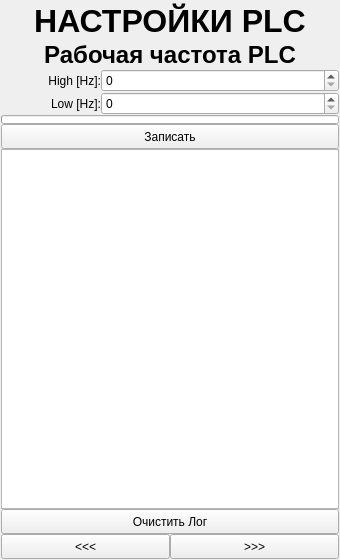
First picture: the form in ANDROID_FORMS/plc_settings_form.ui, repository DavidSiegman/PLC_RF_Configurator, before the edit.
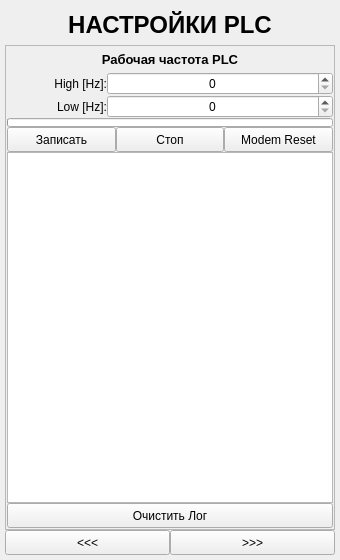
Second picture: the form after the edit.

Commit message: 11.11.2018 21:49: SI4432 Config Class and SI4432 form was fixed

Patch:
```diff
--- a/ANDROID_FORMS/plc_settings_form.ui
+++ b/ANDROID_FORMS/plc_settings_form.ui
@@ -13,21 +13,21 @@
   <property name="windowTitle">
    <string>Form</string>
   </property>
-  <layout class="QVBoxLayout" name="verticalLayout">
+  <layout class="QVBoxLayout" name="verticalLayout_2">
    <property name="spacing">
     <number>0</number>
    </property>
    <property name="leftMargin">
-    <number>1</number>
+    <number>5</number>
    </property>
    <property name="topMargin">
-    <number>1</number>
+    <number>5</number>
    </property>
    <property name="rightMargin">
-    <number>1</number>
+    <number>5</number>
    </property>
    <property name="bottomMargin">
-    <number>1</number>
+    <number>5</number>
    </property>
    <item>
     <widget class="QLabel" name="label_2">
@@ -45,7 +45,8 @@
      </property>
      <property name="font">
       <font>
-       <pointsize>24</pointsize>
+       <family>Microsoft YaHei UI</family>
+       <pointsize>18</pointsize>
        <weight>75</weight>
        <bold>true</bold>
       </font>
@@ -59,6 +60,39 @@
     </widget>
    </item>
    <item>
+    <widget class="QScrollArea" name="scrollArea">
+     <property name="horizontalScrollBarPolicy">
+      <enum>Qt::ScrollBarAlwaysOff</enum>
+     </property>
+     <property name="widgetResizable">
+      <bool>true</bool>
+     </property>
+     <widget class="QWidget" name="scrollAreaWidgetContents">
+      <property name="geometry">
+       <rect>
+        <x>0</x>
+        <y>0</y>
+        <width>328</width>
+        <height>481</height>
+       </rect>
+      </property>
+      <layout class="QVBoxLayout" name="verticalLayout">
+       <property name="spacing">
+        <number>0</number>
+       </property>
+       <property name="leftMargin">
+        <number>1</number>
+       </property>
+       <property name="topMargin">
+        <number>1</number>
+       </property>
+       <property name="rightMargin">
+        <number>1</number>
+       </property>
+       <property name="bottomMargin">
+        <number>1</number>
+       </property>
+       <item>
     <widget class="QLabel" name="label_58">
      <property name="sizePolicy">
       <sizepolicy hsizetype="Minimum" vsizetype="Minimum">
@@ -80,7 +114,8 @@
      </property>
      <property name="font">
       <font>
-       <pointsize>18</pointsize>
+           <family>Microsoft YaHei UI</family>
+           <pointsize>10</pointsize>
        <weight>75</weight>
        <bold>true</bold>
       </font>
@@ -118,6 +153,11 @@
          <height>16777215</height>
         </size>
        </property>
+           <property name="font">
+            <font>
+             <family>Microsoft YaHei UI</family>
+            </font>
+           </property>
        <property name="text">
         <string>High [Hz]:</string>
        </property>
@@ -146,6 +186,14 @@
          <height>16777215</height>
         </size>
        </property>
+           <property name="font">
+            <font>
+             <family>Microsoft YaHei UI</family>
+            </font>
+           </property>
+           <property name="alignment">
+            <set>Qt::AlignCenter</set>
+           </property>
        <property name="maximum">
         <number>999999</number>
        </property>
@@ -178,6 +226,11 @@
          <height>16777215</height>
         </size>
        </property>
+           <property name="font">
+            <font>
+             <family>Microsoft YaHei UI</family>
+            </font>
+           </property>
        <property name="text">
         <string>Low [Hz]:</string>
        </property>
@@ -206,6 +259,14 @@
          <height>16777215</height>
         </size>
        </property>
+           <property name="font">
+            <font>
+             <family>Microsoft YaHei UI</family>
+            </font>
+           </property>
+           <property name="alignment">
+            <set>Qt::AlignCenter</set>
+           </property>
        <property name="maximum">
         <number>999999</number>
        </property>
@@ -239,7 +300,12 @@
     </widget>
    </item>
    <item>
-    <widget class="QPushButton" name="pushButton_13">
+        <layout class="QHBoxLayout" name="horizontalLayout_4">
+         <property name="spacing">
+          <number>0</number>
+         </property>
+         <item>
+          <widget class="QPushButton" name="Write">
      <property name="sizePolicy">
       <sizepolicy hsizetype="Minimum" vsizetype="Minimum">
        <horstretch>0</horstretch>
@@ -252,15 +318,77 @@
        <height>25</height>
       </size>
      </property>
+           <property name="font">
+            <font>
+             <family>Microsoft YaHei UI</family>
+            </font>
+           </property>
      <property name="text">
       <string>Записать</string>
      </property>
     </widget>
    </item>
    <item>
+          <widget class="QPushButton" name="Stop">
+           <property name="sizePolicy">
+            <sizepolicy hsizetype="Minimum" vsizetype="Minimum">
+             <horstretch>0</horstretch>
+             <verstretch>0</verstretch>
+            </sizepolicy>
+           </property>
+           <property name="minimumSize">
+            <size>
+             <width>0</width>
+             <height>25</height>
+            </size>
+           </property>
+           <property name="font">
+            <font>
+             <family>Microsoft YaHei UI</family>
+            </font>
+           </property>
+           <property name="text">
+            <string>Стоп</string>
+           </property>
+          </widget>
+         </item>
+         <item>
+          <widget class="QPushButton" name="Reset">
+           <property name="sizePolicy">
+            <sizepolicy hsizetype="Minimum" vsizetype="Minimum">
+             <horstretch>0</horstretch>
+             <verstretch>0</verstretch>
+            </sizepolicy>
+           </property>
+           <property name="minimumSize">
+            <size>
+             <width>0</width>
+             <height>25</height>
+            </size>
+           </property>
+           <property name="font">
+            <font>
+             <family>Microsoft YaHei UI</family>
+            </font>
+           </property>
+           <property name="text">
+            <string>Modem Reset</string>
+           </property>
+          </widget>
+         </item>
+        </layout>
+       </item>
+       <item>
     <widget class="QPlainTextEdit" name="console">
+         <property name="minimumSize">
+          <size>
+           <width>0</width>
+           <height>200</height>
+          </size>
+         </property>
      <property name="font">
       <font>
+           <family>Microsoft YaHei UI</family>
        <pointsize>7</pointsize>
       </font>
      </property>
@@ -274,9 +402,18 @@
        <height>25</height>
       </size>
      </property>
+         <property name="font">
+          <font>
+           <family>Microsoft YaHei UI</family>
+          </font>
+         </property>
      <property name="text">
       <string>Очистить Лог</string>
      </property>
+        </widget>
+       </item>
+      </layout>
+     </widget>
     </widget>
    </item>
    <item>
```
Lines whose indentation alone changed are shown as unchanged. The commit also changes 33 other files.
